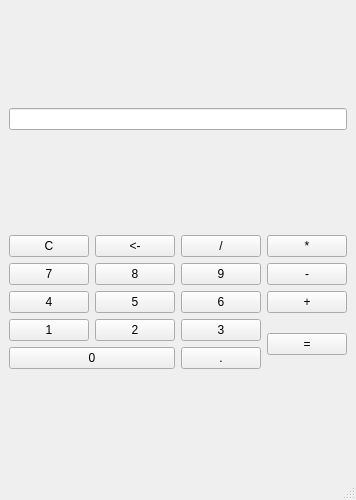
First picture: the form in mainwindow.ui, repository Levi-Whoang/experiment1, before the edit.
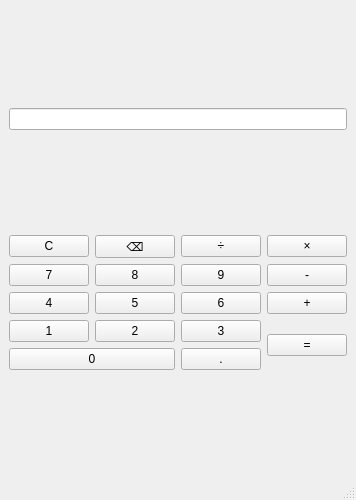
Second picture: the form after the edit.

Commit message: 美化了符号显示

What changed in the file:
```diff
--- a/mainwindow.ui
+++ b/mainwindow.ui
@@ -49,7 +49,7 @@
          </size>
         </property>
         <property name="text">
-         <string>&lt;-</string>
+         <string>⌫</string>
         </property>
        </widget>
       </item>
@@ -62,7 +62,7 @@
          </size>
         </property>
         <property name="text">
-         <string>/</string>
+         <string>÷</string>
         </property>
        </widget>
       </item>
@@ -75,7 +75,7 @@
          </size>
         </property>
         <property name="text">
-         <string>*</string>
+         <string>×</string>
         </property>
        </widget>
       </item>
```
The commit also changes 1 other file.
